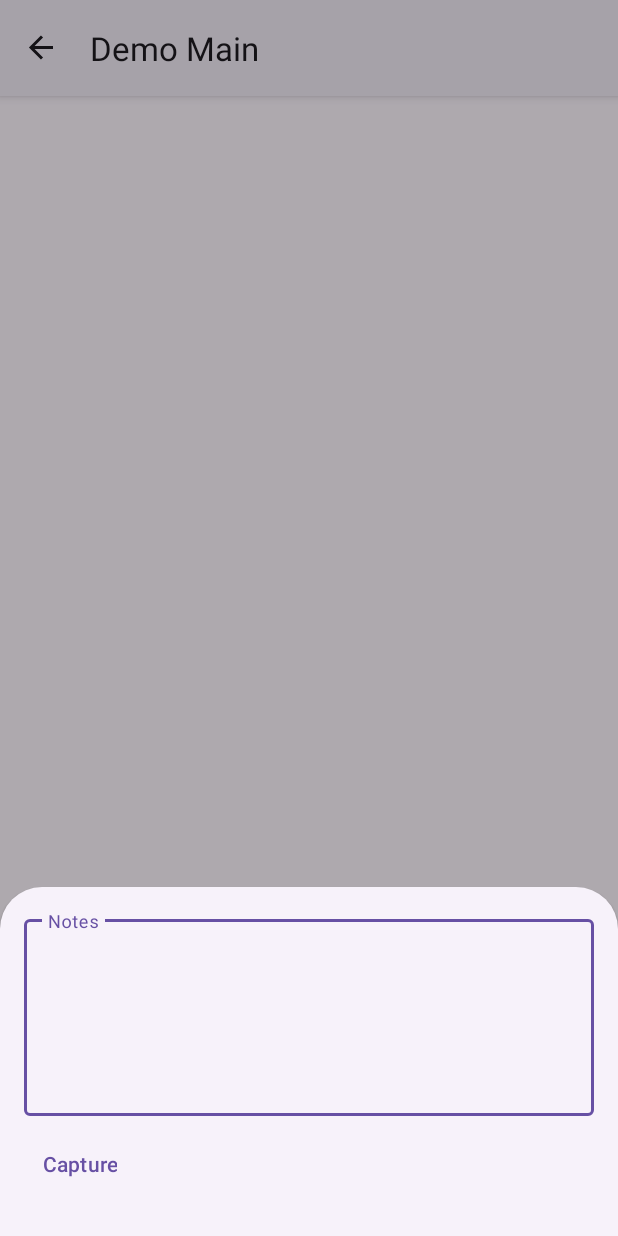
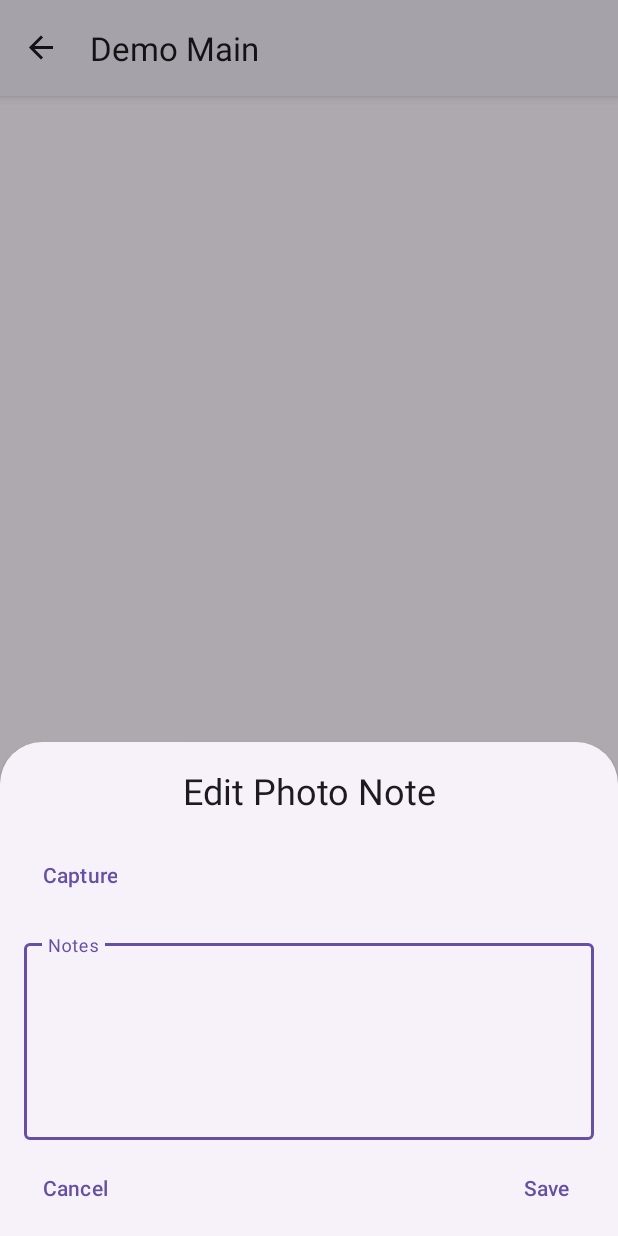
Before and after one commit to ddc-java-18/dialog-demo-GarrottOliver, an Android app: the EditFragment screen opened through its navigation route, on a phone screen of 412 x 824 dp. Run offline under Robolectric (Android 15) with nearby library versions, the phone set to English and light mode, and no system bars; our stand-ins replace navigation-ui; 1 statement that could not run was skipped.

```diff
--- a/app/src/main/java/edu/cnm/deepdive/dialogdemo/controller/EditFragment.java
+++ b/app/src/main/java/edu/cnm/deepdive/dialogdemo/controller/EditFragment.java
@@ -3,6 +3,7 @@ package edu.cnm.deepdive.dialogdemo.controller;
 import android.content.Context;
 import android.net.Uri;
 import android.os.Bundle;
+import android.util.Log;
 import android.view.LayoutInflater;
 import android.view.View;
 import android.view.ViewGroup;
@@ -14,6 +15,7 @@ import androidx.core.content.FileProvider;
 import androidx.lifecycle.ViewModelProvider;
 import com.google.android.material.bottomsheet.BottomSheetDialogFragment;
 import edu.cnm.deepdive.dialogdemo.databinding.FragmentEditBinding;
+import edu.cnm.deepdive.dialogdemo.model.Note;
 import edu.cnm.deepdive.dialogdemo.service.ImageFileProvider;
 import edu.cnm.deepdive.dialogdemo.viewmodel.NotesViewModel;
 import java.io.File;
@@ -44,6 +46,13 @@ public class EditFragment extends BottomSheetDialogFragment {
       @Nullable Bundle savedInstanceState) {
     binding = FragmentEditBinding.inflate(getLayoutInflater(), null, false);
     binding.takePicture.setOnClickListener((v) -> takePicture());
+    binding.cancel.setOnClickListener((v) -> dismiss());
+    binding.save.setOnClickListener((v) -> {
+      //noinspection DataFlowIssue
+      String comment = binding.notes.getText().toString();
+      viewModel.addNote(new Note(comment, uri));
+      dismiss();
+    });
     return binding.getRoot(); // Ensure that onViewCreated and onDestroyView get invoked.
   }
 
@@ -52,7 +61,12 @@ public class EditFragment extends BottomSheetDialogFragment {
     super.onViewCreated(view, savedInstanceState);
     viewModel = new ViewModelProvider(requireActivity()).get(NotesViewModel.class);
     viewModel.getImageUri()
-        .observe(getViewLifecycleOwner(), (uri) -> binding.thumbnail.setImageURI(uri));
+        .observe(getViewLifecycleOwner(), (uri) -> {
+          if (uri != null) {
+            binding.thumbnail.setImageURI(uri);
+          }
+          this.uri = uri;
+        });
     takePhotoLauncher =
         registerForActivityResult(new ActivityResultContracts.TakePicture(),
             viewModel::confirmImageCapture);
@@ -71,7 +85,7 @@ public class EditFragment extends BottomSheetDialogFragment {
     //noinspection ResultOfMethodCallIgnored
     imageDir.mkdir();
     File file = new File(imageDir, UUID.randomUUID().toString());
-    uri = FileProvider.getUriForFile(context, AUTHORITY, file);
+    Uri uri = FileProvider.getUriForFile(context, AUTHORITY, file);
     viewModel.setPendingImageUri(uri);
     takePhotoLauncher.launch(uri);
   }
--- a/app/src/main/java/edu/cnm/deepdive/dialogdemo/controller/MainActivity.java
+++ b/app/src/main/java/edu/cnm/deepdive/dialogdemo/controller/MainActivity.java
@@ -35,7 +35,8 @@ public class MainActivity extends AppCompatActivity
       if (shouldExplainCameraPermission()) {
         navController.navigate(NavGraphDirections.navigateToExplanationFragment());
       } else {
-        onDismiss();      }
+        onDismiss();
+      }
     }
 
   }
--- a/app/src/main/java/edu/cnm/deepdive/dialogdemo/controller/MainFragment.java
+++ b/app/src/main/java/edu/cnm/deepdive/dialogdemo/controller/MainFragment.java
@@ -13,12 +13,16 @@ import androidx.annotation.Nullable;
 import androidx.core.app.ActivityCompat;
 import androidx.core.content.ContextCompat;
 import androidx.fragment.app.Fragment;
+import androidx.lifecycle.ViewModelProvider;
 import androidx.navigation.Navigation;
 import edu.cnm.deepdive.dialogdemo.databinding.FragmentMainBinding;
+import edu.cnm.deepdive.dialogdemo.viewmodel.NotesViewModel;
 
 public class MainFragment extends Fragment {
 
   private FragmentMainBinding binding;
+  private NotesViewModel viewModel;
+
 
   @Nullable
   @Override
@@ -37,10 +41,12 @@ public class MainFragment extends Fragment {
   @Override
   public void onViewCreated(@NonNull View view, @Nullable Bundle savedInstanceState) {
     super.onViewCreated(view, savedInstanceState);
-//    if (shouldExplainCameraPermission()) {
-//      // TODO: 7/15/24 Show simple dialog to explain.
-//    }
-    // TODO: 7/15/24 Attach to viewmodel and observe livedata of interest.
+    viewModel = new ViewModelProvider(requireActivity()).get(NotesViewModel.class);
+    viewModel
+        .getNotes()
+        .observe(getViewLifecycleOwner(), notes -> {
+          // TODO: 7/22/24 Create instance of adapter, and attach to binding notes.
+        });
   }
 
   @Override
--- /dev/null
+++ b/app/src/main/java/edu/cnm/deepdive/dialogdemo/service/NotesRepository.java
@@ -0,0 +1,38 @@
+package edu.cnm.deepdive.dialogdemo.service;
+
+import androidx.lifecycle.LiveData;
+import androidx.lifecycle.MutableLiveData;
+import edu.cnm.deepdive.dialogdemo.model.Note;
+import java.util.LinkedList;
+import java.util.List;
+
+public class NotesRepository {
+
+  private final MutableLiveData<List<Note>> notes;
+
+  private NotesRepository() {
+    notes = new MutableLiveData<>(new LinkedList<>());
+  }
+
+  public static NotesRepository getInstance() {
+    return Holder.INSTANCE;
+  }
+
+  public LiveData<List<Note>> getNotes() {
+    return notes;
+  }
+
+  public void addNote(Note note) {
+    List<Note> notes = this.notes.getValue();
+    //noinspection DataFlowIssue
+    notes.add(note);
+    this.notes.postValue(notes);
+  }
+
+  private static class Holder {
+
+    private static final NotesRepository INSTANCE = new NotesRepository();
+
+  }
+
+}
--- a/app/src/main/java/edu/cnm/deepdive/dialogdemo/viewmodel/NotesViewModel.java
+++ b/app/src/main/java/edu/cnm/deepdive/dialogdemo/viewmodel/NotesViewModel.java
@@ -6,15 +6,20 @@ import androidx.annotation.NonNull;
 import androidx.lifecycle.AndroidViewModel;
 import androidx.lifecycle.LiveData;
 import androidx.lifecycle.MutableLiveData;
+import edu.cnm.deepdive.dialogdemo.model.Note;
+import edu.cnm.deepdive.dialogdemo.service.NotesRepository;
+import java.util.List;
 
 public class NotesViewModel extends AndroidViewModel {
 
+  private final NotesRepository repository;
   private final MutableLiveData<Uri> imageUri;
 
   private Uri pendingImageUri;
 
   public NotesViewModel(@NonNull Application application) {
     super(application);
+    repository = NotesRepository.getInstance();
     imageUri = new MutableLiveData<>();
   }
 
@@ -30,4 +35,12 @@ public class NotesViewModel extends AndroidViewModel {
     imageUri.setValue(captured ? pendingImageUri : null);
   }
 
+  public LiveData<List<Note>> getNotes() {
+    return repository.getNotes();
+  }
+
+  public void addNote(Note note) {
+    repository.addNote(note);
+  }
+
 }
--- a/app/src/main/res/layout/fragment_edit.xml
+++ b/app/src/main/res/layout/fragment_edit.xml
@@ -7,6 +7,39 @@
     android:layout_height="wrap_content"
     android:padding="@dimen/half_dynamic_spacing">
 
+  <TextView
+    android:id="@+id/title"
+    android:layout_width="wrap_content"
+    android:layout_height="wrap_content"
+    android:text="@string/edit_note_title"
+    style="@style/MaterialAlertDialog.Material3.Title.Text.CenterStacked"
+    app:layout_constraintTop_toTopOf="parent"
+    app:layout_constraintStart_toStartOf="parent"
+    app:layout_constraintEnd_toEndOf="parent"
+    android:layout_margin="@dimen/half_dynamic_spacing"/>
+  <Button
+    android:id="@+id/take_picture"
+    android:layout_width="wrap_content"
+    android:layout_height="wrap_content"
+    android:text="@string/capture_label"
+    android:layout_margin="@dimen/half_dynamic_spacing"
+    app:layout_constraintTop_toTopOf="@id/thumbnail"
+    app:layout_constraintStart_toStartOf="parent"
+    app:layout_constraintBottom_toBottomOf="@id/thumbnail"
+    app:layout_constraintEnd_toStartOf="@id/thumbnail"
+    app:layout_constraintHorizontal_chainStyle="spread_inside"/>
+
+  <ImageView
+    android:id="@+id/thumbnail"
+    android:layout_width="wrap_content"
+    android:layout_height="@dimen/thumbnail_size"
+    android:layout_margin="@dimen/half_dynamic_spacing"
+    android:scaleType="centerInside"
+    android:adjustViewBounds="true"
+    app:layout_constraintStart_toEndOf="@id/take_picture"
+    app:layout_constraintEnd_toEndOf="parent"
+    app:layout_constraintTop_toBottomOf="@id/title"/>
+
   <com.google.android.material.textfield.TextInputLayout
       android:id="@+id/notes_layout"
       android:layout_width="match_parent"
@@ -14,7 +47,7 @@
       android:layout_margin="@dimen/half_dynamic_spacing"
       app:hintEnabled="true"
       app:hintAnimationEnabled="true"
-      app:layout_constraintTop_toTopOf="parent"
+      app:layout_constraintTop_toBottomOf="@id/thumbnail"
       app:layout_constraintStart_toStartOf="parent"
       app:layout_constraintEnd_toEndOf="parent">
 
@@ -30,24 +63,27 @@
 
   </com.google.android.material.textfield.TextInputLayout>
 
+
   <Button
-    android:id="@+id/take_picture"
+    android:id="@+id/save"
     android:layout_width="wrap_content"
     android:layout_height="wrap_content"
-    android:text="@string/capture_label"
+    android:layout_margin="@dimen/half_dynamic_spacing"
+    android:text="@string/save_label"
+    app:layout_constraintTop_toBottomOf="@id/notes_layout"
+    app:layout_constraintStart_toEndOf="@id/cancel"
+    app:layout_constraintEnd_toEndOf="parent"/>
+
+
+  <Button
+    android:id="@+id/cancel"
+    android:layout_width="wrap_content"
+    android:layout_height="wrap_content"
+    android:text="@android:string/cancel"
     android:layout_margin="@dimen/half_dynamic_spacing"
     app:layout_constraintTop_toBottomOf="@id/notes_layout"
-    app:layout_constraintStart_toStartOf="parent"/>
-
-  <ImageView
-    android:id="@+id/thumbnail"
-    android:layout_width="wrap_content"
-    android:layout_height="@dimen/thumbnail_size"
-    android:layout_margin="@dimen/half_dynamic_spacing"
-    android:scaleType="centerInside"
-    android:adjustViewBounds="true"
-    app:layout_constraintStart_toEndOf="@id/take_picture"
-    app:layout_constraintEnd_toEndOf="parent"
-    app:layout_constraintTop_toBottomOf="@id/notes_layout"/>
+    app:layout_constraintStart_toStartOf="parent"
+    app:layout_constraintEnd_toStartOf="@id/save"
+    app:layout_constraintHorizontal_chainStyle="spread_inside"/>
 
 </androidx.constraintlayout.widget.ConstraintLayout>
--- a/app/src/main/res/layout/fragment_main.xml
+++ b/app/src/main/res/layout/fragment_main.xml
@@ -2,14 +2,29 @@
 <androidx.constraintlayout.widget.ConstraintLayout xmlns:android="http://schemas.android.com/apk/res/android"
   android:layout_width="match_parent"
   android:layout_height="match_parent"
-  xmlns:app="http://schemas.android.com/apk/res-auto">
+  xmlns:app="http://schemas.android.com/apk/res-auto"
+  xmlns:tools="http://schemas.android.com/tools">
+
+  <androidx.recyclerview.widget.RecyclerView
+    android:id="@+id/notes"
+    android:layout_width="0dp"
+    android:layout_height="0dp"
+    android:orientation="vertical"
+    app:layoutManager="androidx.recyclerview.widget.LinearLayoutManager"
+    app:layout_constraintTop_toTopOf="parent"
+    app:layout_constraintBottom_toBottomOf="parent"
+    app:layout_constraintStart_toStartOf="parent"
+    app:layout_constraintEnd_toEndOf="parent"
+    tools:listitem="@layout/item_notes"/>
 
   <com.google.android.material.floatingactionbutton.FloatingActionButton
     android:id="@+id/show_edit_fragment"
     android:layout_width="wrap_content"
     android:layout_height="wrap_content"
+    android:src="@android:drawable/ic_input_add"
     app:useCompatPadding="true"
     app:layout_constraintEnd_toEndOf="parent"
-    app:layout_constraintBottom_toBottomOf="parent"/>
+    app:layout_constraintBottom_toBottomOf="parent"
+    android:contentDescription="@string/add_description"/>
 
 </androidx.constraintlayout.widget.ConstraintLayout>
--- a/app/src/main/res/values/dimens.xml
+++ b/app/src/main/res/values/dimens.xml
@@ -2,4 +2,6 @@
 <resources>
   <dimen name="half_dynamic_spacing">8dp</dimen>
   <dimen name="thumbnail_size">64dp</dimen>
+  <dimen name="half_static_spacing">4dp</dimen>
+  <dimen name="max_thumbnail_width">320dp</dimen>
 </resources>
--- a/app/src/main/res/values/strings.xml
+++ b/app/src/main/res/values/strings.xml
@@ -7,4 +7,8 @@
   <string name="camera_permission_explanation">This app uses the camera to include images with notes.</string>
   <string name="capture_label">Capture</string>
   <string name="additional_stuff">Demo</string>
+  <string name="save_label">Save</string>
+  <string name="edit_note_title">Edit Photo Note</string>
+  <string name="add_description">Add new photo note</string>
+  <string name="thumbnail_description">Photo thumbnail</string>
 </resources>
```
Also changed, not shown: app/src/main/java/edu/cnm/deepdive/dialogdemo/adapter/NotesAdapter.java (added, +56 -0 lines), app/src/main/java/edu/cnm/deepdive/dialogdemo/model/Note.java (added, +31 -0 lines), app/src/main/res/layout/item_notes.xml (added, +30 -0 lines). Lines whose indentation alone changed are shown as unchanged.
